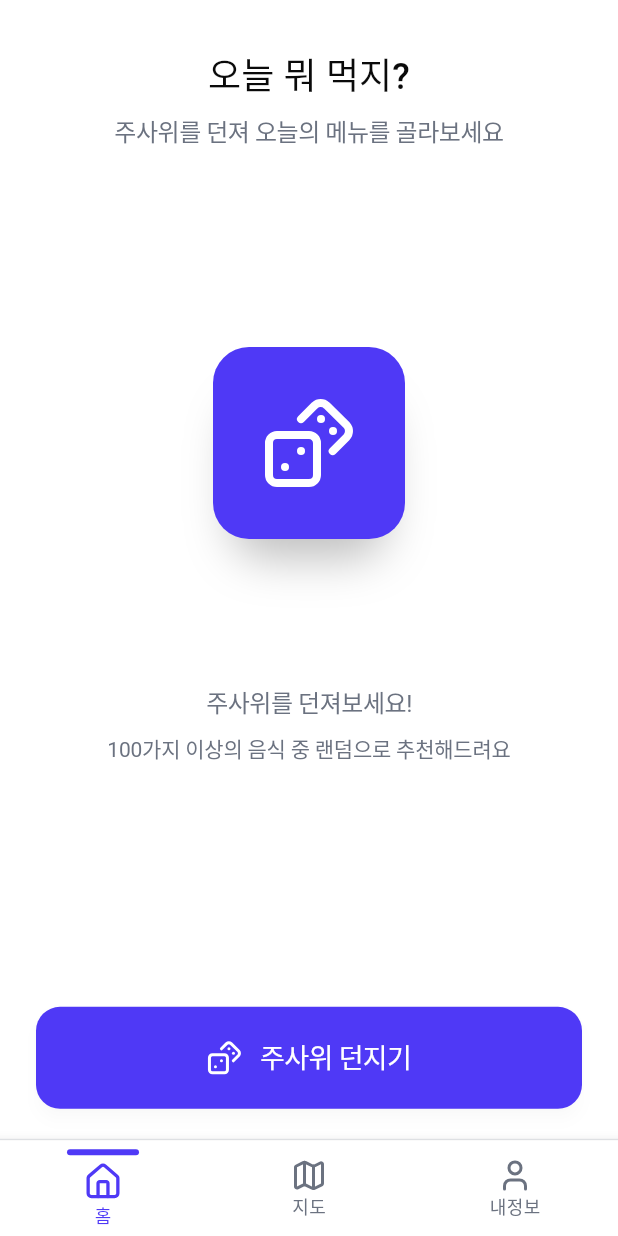
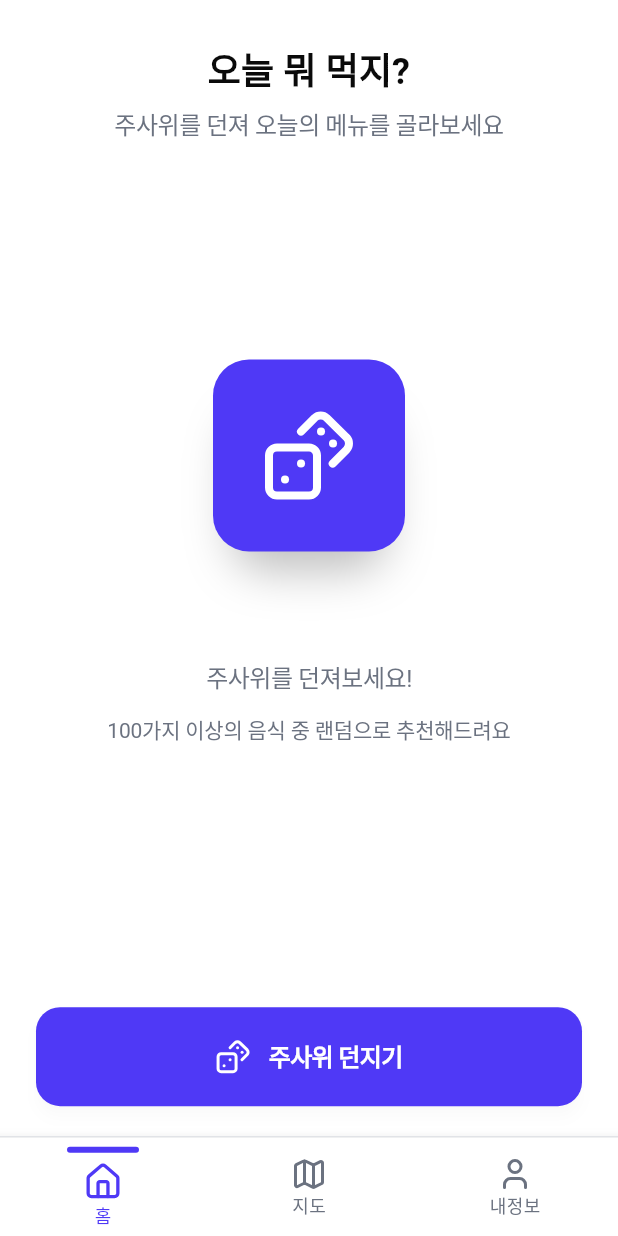
Before and after one commit to Rosevilleage/mat-saegim, a Flutter app: the screen it shows after launch, on a phone screen of 412 x 824 dp. Run offline on Flutter 3.47's test engine with Material 3 defaults, Android fonts, the phone set to English and light mode, and no system bars; our stand-ins replace flutter_svg; Roboto replaces fonts that are missing (Noto Sans KR).

Commit message:
feat: 반응형 브레이크포인트 추가 및 홈 화면 레이아웃 개선

```diff
--- /dev/null
+++ b/lib/core/constants/breakpoints.dart
@@ -0,0 +1,11 @@
+import 'package:flutter/foundation.dart';
+
+/// 공용 반응형 브레이크포인트
+@immutable
+class Breakpoints {
+  const Breakpoints._();
+
+  static const double mobile = 360;
+  static const double tablet = 600;
+  static const double desktop = 1024;
+}
--- a/lib/features/home/presentation/home_screen.dart
+++ b/lib/features/home/presentation/home_screen.dart
@@ -1,7 +1,9 @@
 import 'package:flutter/material.dart';
+import 'package:flutter_application_1/core/constants/breakpoints.dart';
+import 'package:flutter_application_1/core/theme/app_theme.dart';
+import 'package:flutter_application_1/core/widgets/icons.dart';
+
 import '../domain/menu_repository.dart';
-import 'package:flutter_application_1/core/widgets/icons.dart';
-import 'package:flutter_application_1/core/theme/app_theme.dart';
 import 'widgets/bounce_dice_widget.dart';
 import 'widgets/dice_roll_animation.dart';
 import 'widgets/result_modal/result_modal.dart';
@@ -88,6 +90,36 @@ class _HomeScreenState extends State<HomeScreen> with TickerProviderStateMixin {
 
   @override
   Widget build(BuildContext context) {
+    final theme = Theme.of(context);
+    final size = MediaQuery.sizeOf(context);
+
+    return LayoutBuilder(
+      builder: (context, constraints) {
+        final width = constraints.maxWidth;
+        final horizontalPadding = _horizontalPadding(width);
+        final contentMaxWidth = _contentMaxWidth(width);
+        final bounceSpacing = size.height * 0.05;
+        final descriptionSpacing = (size.height * 0.015)
+            .clamp(8.0, 16.0)
+            .toDouble();
+        final buttonHeight = (size.height * 0.08)
+            .clamp(56.0, 72.0)
+            .toDouble(); // 손이 닿기 쉬운 영역 확보
+
+        final headlineStyle = theme.textTheme.headlineSmall?.copyWith(
+          color: AppTheme.textPrimary,
+          fontWeight: FontWeight.w600,
+          letterSpacing: 0.07,
+        );
+        final bodyLargeStyle = theme.textTheme.bodyLarge?.copyWith(
+          color: AppTheme.textSecondary,
+          letterSpacing: -0.31,
+        );
+        final bodyMediumStyle = theme.textTheme.bodyMedium?.copyWith(
+          color: AppTheme.textSecondary,
+          letterSpacing: -0.15,
+        );
+
         return Stack(
           children: [
             Scaffold(
@@ -97,38 +129,40 @@ class _HomeScreenState extends State<HomeScreen> with TickerProviderStateMixin {
                   children: [
                     // 상단 헤더
                     Padding(
-                  padding: const EdgeInsets.only(top: 24, left: 24, right: 24),
+                      padding: EdgeInsets.fromLTRB(
+                        horizontalPadding,
+                        24,
+                        horizontalPadding,
+                        0,
+                      ),
+                      child: ConstrainedBox(
+                        constraints: BoxConstraints(maxWidth: contentMaxWidth),
                         child: Column(
                           children: [
-                      const SizedBox(height: 8),
-                      const Text(
+                            SizedBox(height: descriptionSpacing / 2),
+                            Text(
                               '오늘 뭐 먹지?',
-                        style: TextStyle(
-                          fontSize: 24,
-                          fontWeight: FontWeight.w500,
-                          color: AppTheme.textPrimary,
-                          letterSpacing: 0.07,
-                        ),
+                              style: headlineStyle,
                               textAlign: TextAlign.center,
                             ),
-                      const SizedBox(height: 8),
-                      const Text(
+                            SizedBox(height: descriptionSpacing / 2),
+                            Text(
                               '주사위를 던져 오늘의 메뉴를 골라보세요',
-                        style: TextStyle(
-                          fontSize: 16,
-                          fontWeight: FontWeight.w400,
-                          color: AppTheme.textSecondary,
-                          letterSpacing: -0.31,
-                        ),
+                              style: bodyLargeStyle,
                               textAlign: TextAlign.center,
                             ),
                           ],
+                        ),
                       ),
                     ),
 
                     // 메인 컨텐츠 영역
                     Expanded(
                       child: Center(
+                        child: ConstrainedBox(
+                          constraints: BoxConstraints(
+                            maxWidth: contentMaxWidth,
+                          ),
                           child: Column(
                             mainAxisAlignment: MainAxisAlignment.center,
                             children: [
@@ -136,45 +170,38 @@ class _HomeScreenState extends State<HomeScreen> with TickerProviderStateMixin {
                               if (!_isRolling)
                                 BounceDiceWidget(animation: _bounceAnimation),
 
-                        const SizedBox(height: 67.5),
+                              SizedBox(height: bounceSpacing),
 
                               // 설명 텍스트
-                        const Text(
+                              Text(
                                 '주사위를 던져보세요!',
-                          style: TextStyle(
-                            fontSize: 16,
-                            fontWeight: FontWeight.w400,
-                            color: AppTheme.textSecondary,
-                            letterSpacing: -0.31,
-                          ),
+                                style: bodyLargeStyle,
                                 textAlign: TextAlign.center,
                               ),
-                        const SizedBox(height: 8),
-                        const Text(
+                              SizedBox(height: descriptionSpacing),
+                              Text(
                                 '100가지 이상의 음식 중 랜덤으로 추천해드려요',
-                          style: TextStyle(
-                            fontSize: 14,
-                            fontWeight: FontWeight.w400,
-                            color: AppTheme.textSecondary,
-                            letterSpacing: -0.15,
-                          ),
+                                style: bodyMediumStyle,
                                 textAlign: TextAlign.center,
                               ),
                             ],
                           ),
                         ),
                       ),
+                    ),
 
                     // 주사위 던지기 버튼
                     Padding(
-                  padding: const EdgeInsets.only(
-                    left: 24,
-                    right: 24,
+                      padding: EdgeInsets.only(
+                        left: horizontalPadding,
+                        right: horizontalPadding,
                         bottom: 20,
                       ),
+                      child: ConstrainedBox(
+                        constraints: BoxConstraints(maxWidth: contentMaxWidth),
                         child: SizedBox(
                           width: double.infinity,
-                    height: 68,
+                          height: buttonHeight,
                           child: ElevatedButton(
                             onPressed: _rollDice,
                             style: ElevatedButton.styleFrom(
@@ -190,16 +217,16 @@ class _HomeScreenState extends State<HomeScreen> with TickerProviderStateMixin {
                               children: [
                                 const DiceIcon(size: 24, color: Colors.white),
                                 const SizedBox(width: 12),
-                          const Text(
+                                Text(
                                   '주사위 던지기',
-                            style: TextStyle(
-                              fontSize: 18,
-                              fontWeight: FontWeight.w400,
+                                  style: theme.textTheme.titleMedium?.copyWith(
                                     color: Colors.white,
+                                    fontWeight: FontWeight.w600,
                                     letterSpacing: -0.44,
                                   ),
                                 ),
                               ],
+                            ),
                           ),
                         ),
                       ),
@@ -233,13 +260,17 @@ class _HomeScreenState extends State<HomeScreen> with TickerProviderStateMixin {
                           Container(
                             width: 48,
                             height: 4,
+                            // NOTE: 탭 인디케이터는 시각적 일관성을 위해 고정 높이를 유지한다.
                             decoration: BoxDecoration(
                               color: AppTheme.primaryColor,
                               borderRadius: BorderRadius.circular(1000000),
                             ),
                           ),
-                      const SizedBox(height: 4.4),
-                      const HomeIcon(size: 26.4, color: AppTheme.primaryColor),
+                          SizedBox(height: descriptionSpacing / 2),
+                          const HomeIcon(
+                            size: 26.4,
+                            color: AppTheme.primaryColor,
+                          ),
                         ],
                       ),
                       label: '홈',
@@ -287,5 +318,27 @@ class _HomeScreenState extends State<HomeScreen> with TickerProviderStateMixin {
               ),
           ],
         );
+      },
+    );
+  }
+
+  double _horizontalPadding(double width) {
+    if (width >= Breakpoints.desktop) {
+      return 80;
+    }
+    if (width >= Breakpoints.tablet) {
+      return 48;
+    }
+    return 24;
+  }
+
+  double _contentMaxWidth(double width) {
+    if (width >= Breakpoints.desktop) {
+      return 720;
+    }
+    if (width >= Breakpoints.tablet) {
+      return width * 0.75;
+    }
+    return width;
   }
 }
```
Also changed, not shown: 1 other file. Lines whose indentation alone changed are shown as unchanged.
